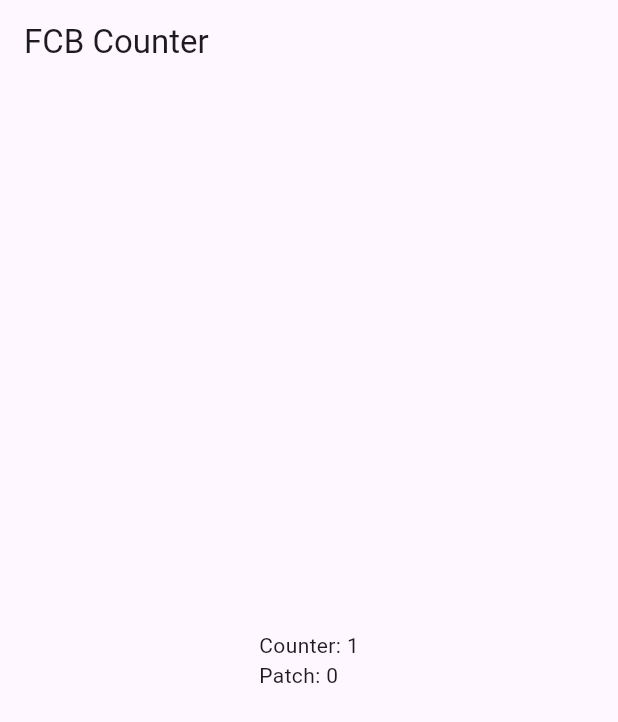
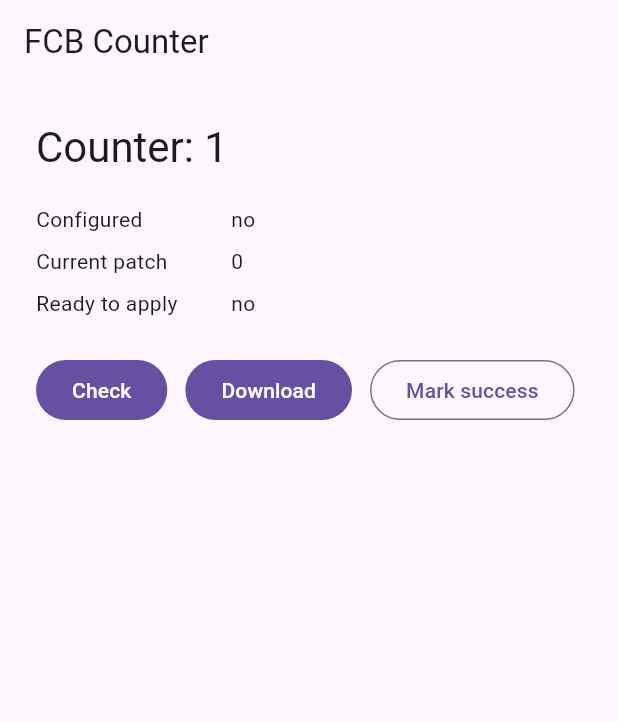
Before and after one commit to lollipopkit/fl_codepush_box, a Flutter app: the screen it shows after launch, on a phone screen of 412 x 824 dp. Shown: the top 722 px of the screen. Run offline on Flutter 3.47's test engine with Material 3 defaults, Android fonts, the phone set to English and light mode, and no system bars; missing offline and left inert: dart:ffi.

Commit message:
feat: wire counter app update flow

```diff
--- a/examples/counter_app/lib/main.dart
+++ b/examples/counter_app/lib/main.dart
@@ -1,35 +1,197 @@
 import 'package:fcb_code_push/fcb_code_push.dart';
 import 'package:flutter/material.dart';
+
+const _serverUrl = String.fromEnvironment(
+  'FCB_SERVER_URL',
+  defaultValue: 'http://127.0.0.1:8080',
+);
+const _appId = String.fromEnvironment('FCB_APP_ID');
+const _publicKey = String.fromEnvironment('FCB_PUBLIC_KEY');
+const _releaseVersion = String.fromEnvironment(
+  'FCB_RELEASE_VERSION',
+  defaultValue: '1.0.0+1',
+);
+const _channel = String.fromEnvironment('FCB_CHANNEL', defaultValue: 'stable');
+const _platform =
+    String.fromEnvironment('FCB_PLATFORM', defaultValue: 'android');
+const _arch = String.fromEnvironment('FCB_ARCH', defaultValue: 'arm64-v8a');
+const _cacheDir = String.fromEnvironment(
+  'FCB_CACHE_DIR',
+  defaultValue: '.fcb/cache',
+);
+const _baselineArtifactPath = String.fromEnvironment('FCB_BASELINE_ARTIFACT');
 
 void main() {
   runApp(const CounterApp());
 }
 
-class CounterApp extends StatelessWidget {
+class CounterApp extends StatefulWidget {
   const CounterApp({super.key});
+
+  @override
+  State<CounterApp> createState() => _CounterAppState();
+}
+
+class _CounterAppState extends State<CounterApp> {
+  final _codePush = FcbCodePush.instance;
+  bool _busy = true;
+  bool _configured = false;
+  int? _currentPatch;
+  bool _ready = false;
+  UpdateCheckResult? _check;
+  DownloadResult? _download;
+  String? _error;
+
+  @override
+  void initState() {
+    super.initState();
+    _bootstrap();
+  }
+
+  Future<void> _bootstrap() async {
+    await _run(() async {
+      if (_appId.isNotEmpty && _publicKey.isNotEmpty) {
+        _configured = await _codePush.configure(
+          appId: _appId,
+          releaseVersion: _releaseVersion,
+          publicKey: _publicKey,
+          serverUrl: _serverUrl,
+          channel: _channel,
+          platform: _platform,
+          arch: _arch,
+          cacheDir: _cacheDir,
+          baselineArtifactPath:
+              _baselineArtifactPath.isEmpty ? null : _baselineArtifactPath,
+        );
+      }
+      await _refreshState();
+    });
+  }
+
+  Future<void> _refreshState() async {
+    _currentPatch = await _codePush.currentPatchNumber();
+    _ready = await _codePush.isNewPatchReadyToInstall();
+  }
+
+  Future<void> _checkForUpdate() async {
+    await _run(() async {
+      _check = await _codePush.checkForUpdate();
+      await _refreshState();
+    });
+  }
+
+  Future<void> _downloadUpdate() async {
+    await _run(() async {
+      _download = await _codePush.downloadUpdate();
+      await _refreshState();
+    });
+  }
+
+  Future<void> _markLaunchSuccessful() async {
+    await _run(() async {
+      await _codePush.markLaunchSuccessful();
+      await _refreshState();
+    });
+  }
+
+  Future<void> _run(Future<void> Function() action) async {
+    setState(() {
+      _busy = true;
+      _error = null;
+    });
+    try {
+      await action();
+    } catch (error) {
+      _error = error.toString();
+    } finally {
+      if (mounted) {
+        setState(() {
+          _busy = false;
+        });
+      }
+    }
+  }
 
   @override
   Widget build(BuildContext context) {
     return MaterialApp(
       home: Scaffold(
         appBar: AppBar(title: const Text('FCB Counter')),
-        body: Center(
-          child: FutureBuilder<int?>(
-            future: FcbCodePush.instance.currentPatchNumber(),
-            builder: (context, snapshot) {
-              if (snapshot.connectionState == ConnectionState.waiting ||
-                  snapshot.connectionState == ConnectionState.active) {
-                return const CircularProgressIndicator();
-              }
-              if (snapshot.hasError) {
-                return Text('Counter: 1\nPatch error: ${snapshot.error}');
-              }
-              final patch = snapshot.data;
-              return Text('Counter: 1\nPatch: ${patch ?? 0}');
-            },
-          ),
+        body: ListView(
+          padding: const EdgeInsets.all(24),
+          children: [
+            Text('Counter: 1',
+                style: Theme.of(context).textTheme.headlineMedium),
+            const SizedBox(height: 16),
+            _StatusTile(label: 'Configured', value: _configured ? 'yes' : 'no'),
+            _StatusTile(label: 'Current patch', value: '${_currentPatch ?? 0}'),
+            _StatusTile(label: 'Ready to apply', value: _ready ? 'yes' : 'no'),
+            if (_check != null)
+              _StatusTile(
+                label: 'Update',
+                value: _check!.patchAvailable
+                    ? 'patch ${_check!.patchNumber ?? '-'}'
+                    : _check!.reason ?? 'none',
+              ),
+            if (_download != null)
+              _StatusTile(
+                label: 'Download',
+                value: _download!.success
+                    ? 'installed'
+                    : _download!.reason ?? 'failed',
+              ),
+            if (_error != null)
+              Padding(
+                padding: const EdgeInsets.only(top: 12),
+                child: Text(_error!, style: const TextStyle(color: Colors.red)),
+              ),
+            const SizedBox(height: 20),
+            Wrap(
+              spacing: 12,
+              runSpacing: 12,
+              children: [
+                FilledButton(
+                  onPressed: _busy ? null : _checkForUpdate,
+                  child: const Text('Check'),
+                ),
+                FilledButton(
+                  onPressed: _busy ? null : _downloadUpdate,
+                  child: const Text('Download'),
+                ),
+                OutlinedButton(
+                  onPressed: _busy ? null : _markLaunchSuccessful,
+                  child: const Text('Mark success'),
+                ),
+              ],
+            ),
+            if (_busy)
+              const Padding(
+                padding: EdgeInsets.only(top: 20),
+                child: LinearProgressIndicator(),
+              ),
+          ],
         ),
       ),
     );
   }
 }
+
+class _StatusTile extends StatelessWidget {
+  const _StatusTile({required this.label, required this.value});
+
+  final String label;
+  final String value;
+
+  @override
+  Widget build(BuildContext context) {
+    return Padding(
+      padding: const EdgeInsets.symmetric(vertical: 4),
+      child: Row(
+        children: [
+          SizedBox(width: 130, child: Text(label)),
+          Expanded(child: Text(value)),
+        ],
+      ),
+    );
+  }
+}
```
Also changed, not shown: packages/fcb_code_push/lib/fcb_code_push.dart (+11 -0 lines), 3 other files.
